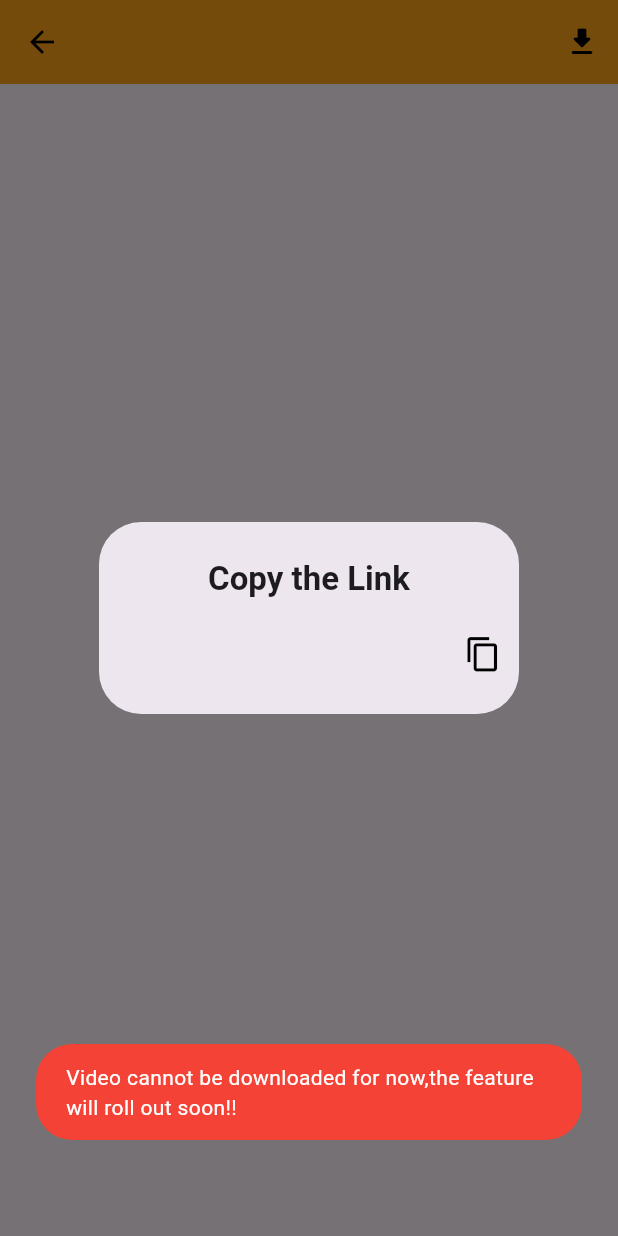
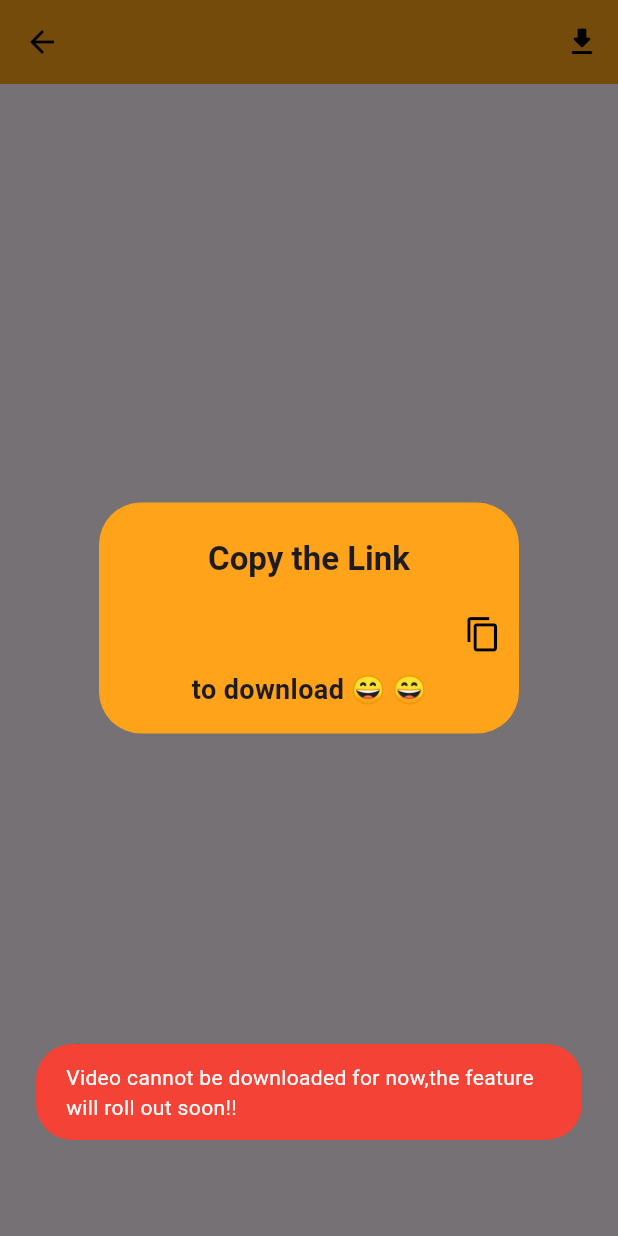
Before and after one commit to rahul06r/StoreFree--driveapp-, a Flutter app: the NextScreen screen opened directly with empty values, after a tap on the "download" icon, on a phone screen of 412 x 824 dp. Run offline on Flutter 3.47's test engine with Material 2 defaults, Android fonts, the phone set to English and light mode, and no system bars; drawn by our look-alikes of cached_network_image; our stand-ins replace cloud_firestore, dio, dotted_border, file_picker, firebase_auth, firebase_core and 9 more; missing offline and left inert: clipboard, flutter_cached_pdfview, insta_image_viewer; accounts and stored records are empty; network calls fail.

Commit message:
added zip file upload

```diff
--- a/lib/Features/HomeScreen/Screen/Image_Screen/nextScreen.dart
+++ b/lib/Features/HomeScreen/Screen/Image_Screen/nextScreen.dart
@@ -17,6 +17,7 @@ class NextScreen extends StatefulWidget {
   final bool ispdf;
   final bool ismp4;
   final bool isImage;
+  final bool isZip;
   final String image;
   const NextScreen({
     super.key,
@@ -24,6 +25,7 @@ class NextScreen extends StatefulWidget {
     required this.ispdf,
     required this.ismp4,
     required this.isImage,
+    required this.isZip,
     required this.name,
   });
 
@@ -89,9 +91,12 @@ class _NextScreenState extends State<NextScreen> {
           actions: [
             // !widget.ismp4
             //     ?
-            IconButton(
+            widget.isZip
+                ? Container()
+                : IconButton(
                     onPressed: () async {
-                  print("Download ${widget.image.split("?")[0].toString()}");
+                      print(
+                          "Download ${widget.image.split("?")[0].toString()}");
                       print("Download Actual ${widget.image}");
                       try {
                         // some error in download patch of MP4
@@ -103,48 +108,7 @@ class _NextScreenState extends State<NextScreen> {
                           showDialog(
                               context: context,
                               builder: (context) {
-                            return SimpleDialog(
-                              title: Center(
-                                child: Text(
-                                  "Copy the Link",
-                                  style: TextStyle(
-                                    fontWeight: FontWeight.bold,
-                                  ),
-                                ),
-                              ),
-                              children: [
-                                Row(
-                                  children: [
-                                    Expanded(
-                                      child: Padding(
-                                        padding: const EdgeInsets.all(8.0),
-                                        child: Text(
-                                          widget.image,
-                                          maxLines: 1,
-                                          //  textScaler: ,
-                                          overflow: TextOverflow.clip,
-                                        ),
-                                      ),
-                                    ),
-                                    IconButton(
-                                        onPressed: () {
-                                          FlutterClipboard.copy(widget.image)
-                                              .then((value) {
-                                            Fluttertoast.showToast(
-                                                msg: "Link Copied",
-                                                backgroundColor:
-                                                    Pallete.greenColor);
-                                          });
-                                        },
-                                        icon: Icon(
-                                          Icons.copy,
-                                          color: Pallete.blackColor,
-                                          size: 25,
-                                        )),
-                                  ],
-                                ),
-                              ],
-                            );
+                                return DownloadWidget(widget: widget);
                               });
 
                           Fluttertoast.showToast(
@@ -187,15 +151,45 @@ class _NextScreenState extends State<NextScreen> {
                         : const Center(
                             child: CircularProgressIndicator(),
                           )
+                    : (widget.isZip)
+                        ? Column(
+                            mainAxisAlignment: MainAxisAlignment.center,
+                            crossAxisAlignment: CrossAxisAlignment.center,
+                            children: [
+                              Center(
+                                  child: Text(
+                                "Cannot show the deatils of zip !!",
+                                maxLines: 2,
+                                style: TextStyle(
+                                    fontSize: 20, fontWeight: FontWeight.bold),
+                              )),
+                              SizedBox(height: 15),
+                              IconButton(
+                                  onPressed: () {
+                                    showDialog(
+                                        useSafeArea: true,
+                                        context: context,
+                                        builder: (context) {
+                                          return DownloadWidget(widget: widget);
+                                        });
+                                  },
+                                  icon: Icon(
+                                    Icons.download_for_offline,
+                                    size: 50,
+                                    color: Pallete.yellowColor,
+                                  ))
+                            ],
+                          )
                         : InstaImageViewer(
                             backgroundIsTransparent: true,
                             disableSwipeToDismiss: true,
                             disposeLevel: DisposeLevel.high,
                             child: CachedNetworkImage(
                               imageUrl: widget.image,
-                          placeholder: (context, url) =>
-                              const Center(child: CircularProgressIndicator()),
-                          errorWidget: (context, url, error) => const Center(
+                              placeholder: (context, url) => const Center(
+                                  child: CircularProgressIndicator()),
+                              errorWidget: (context, url, error) =>
+                                  const Center(
                                 child: Column(
                                   mainAxisAlignment: MainAxisAlignment.center,
                                   crossAxisAlignment: CrossAxisAlignment.center,
@@ -215,3 +209,63 @@ class _NextScreenState extends State<NextScreen> {
                           )));
   }
 }
+
+class DownloadWidget extends StatelessWidget {
+  const DownloadWidget({
+    super.key,
+    required this.widget,
+  });
+
+  final NextScreen widget;
+
+  @override
+  Widget build(BuildContext context) {
+    return SimpleDialog(
+      backgroundColor: Pallete.yellowColor,
+      title: Center(
+        child: Text(
+          "Copy the Link",
+          style: TextStyle(
+            fontWeight: FontWeight.bold,
+          ),
+        ),
+      ),
+      children: [
+        Row(
+          children: [
+            Expanded(
+              child: Padding(
+                padding: const EdgeInsets.all(8.0),
+                child: Text(
+                  widget.image,
+                  maxLines: 1,
+                  //  textScaler: ,
+                  overflow: TextOverflow.clip,
+                ),
+              ),
+            ),
+            IconButton(
+                onPressed: () {
+                  FlutterClipboard.copy(widget.image).then((value) {
+                    Fluttertoast.showToast(
+                        msg: "Link Copied",
+                        backgroundColor: Pallete.greenColor);
+                  });
+                },
+                icon: Icon(
+                  Icons.copy,
+                  color: Pallete.blackColor,
+                  size: 25,
+                )),
+          ],
+        ),
+        Center(
+          child: Text(
+            "to download 😄 😄",
+            style: TextStyle(fontWeight: FontWeight.bold, fontSize: 18),
+          ),
+        )
+      ],
+    );
+  }
+}
--- a/lib/constants/utils.dart
+++ b/lib/constants/utils.dart
@@ -5,7 +5,7 @@ Future<FilePickerResult?> pickImage() async {
   final image = await FilePicker.platform.pickFiles(
     type: FileType.custom,
     allowMultiple: true,
-    allowedExtensions: ['jpg', 'pdf', 'doc'],
+    allowedExtensions: ['jpg', 'pdf', 'doc', 'zip'],
   );
   return image;
 }
```
Also changed, not shown: lib/Features/HomeScreen/Screen/Folder_Screen/add_folder_image.dart (+11 -4 lines), lib/Features/HomeScreen/Screen/Folder_Screen/view_folder_image.dart (+12 -4 lines), assets/zip.png (added), assets/zip1.png (added). Lines whose indentation alone changed are shown as unchanged.
